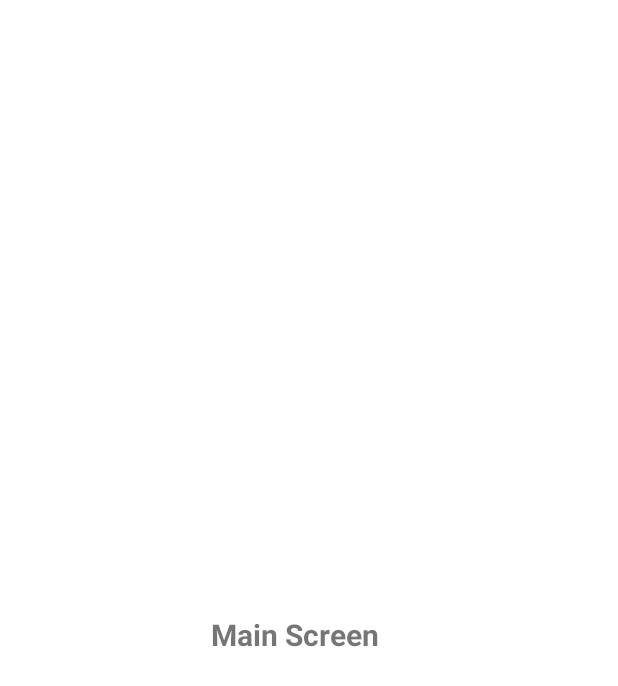
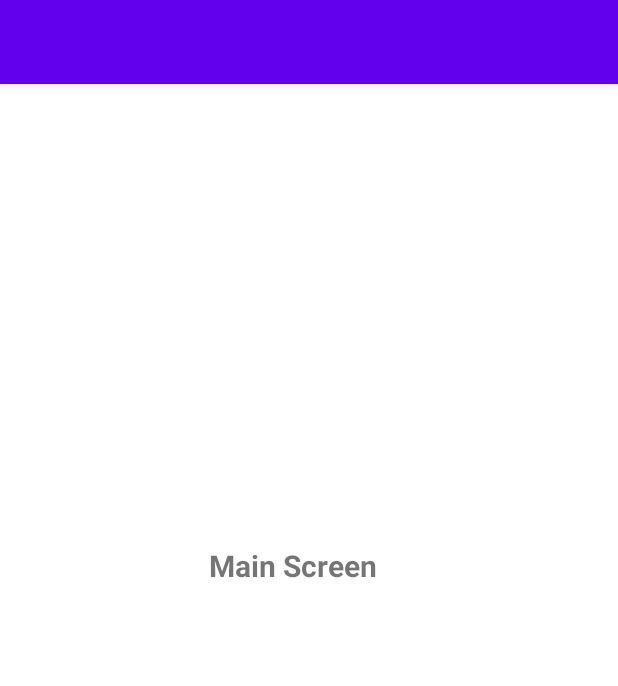
Before and after one commit to Silikhe/doner, an Android app: the screen it shows after launch (MainActivity), on a phone screen of 412 x 824 dp. Shown: the top 686 px of the screen. Run offline under Robolectric (Android 15) with nearby library versions, the phone set to English and light mode, and no system bars.

Commit message:
feature(mainScreen):add toolbar

```diff
--- a/app/src/main/res/layout/activity_main.xml
+++ b/app/src/main/res/layout/activity_main.xml
@@ -6,7 +6,15 @@
     android:layout_height="match_parent"
     tools:context=".MainActivity"
     android:background="@color/white">
-
+    <Toolbar
+        android:id="@+id/my_toolbar"
+        android:layout_width="match_parent"
+        android:layout_height="?attr/actionBarSize"
+        android:background="?attr/colorPrimary"
+        android:elevation="4dp"
+        android:theme="@style/ThemeOverlay.AppCompat.ActionBar"
+        app:popupTheme="@style/ThemeOverlay.AppCompat.Light"
+        tools:ignore="MissingConstraints" />
     <TextView
         android:id="@+id/textView4"
         android:layout_width="wrap_content"
@@ -20,6 +28,8 @@
         android:textStyle="bold"
         app:layout_constraintBottom_toBottomOf="parent"
         app:layout_constraintEnd_toEndOf="parent"
+        app:layout_constraintHorizontal_bias="0.0"
         app:layout_constraintStart_toStartOf="parent"
-        app:layout_constraintTop_toTopOf="parent" />
+        app:layout_constraintTop_toTopOf="parent"
+        app:layout_constraintVertical_bias="0.0" />
 </androidx.constraintlayout.widget.ConstraintLayout>
```
Also changed, not shown: app/src/main/res/drawable-v24/logo.png (added), app/src/main/res/drawable-v24/main.png (added), app/src/main/res/drawable/logo.png (deleted).
